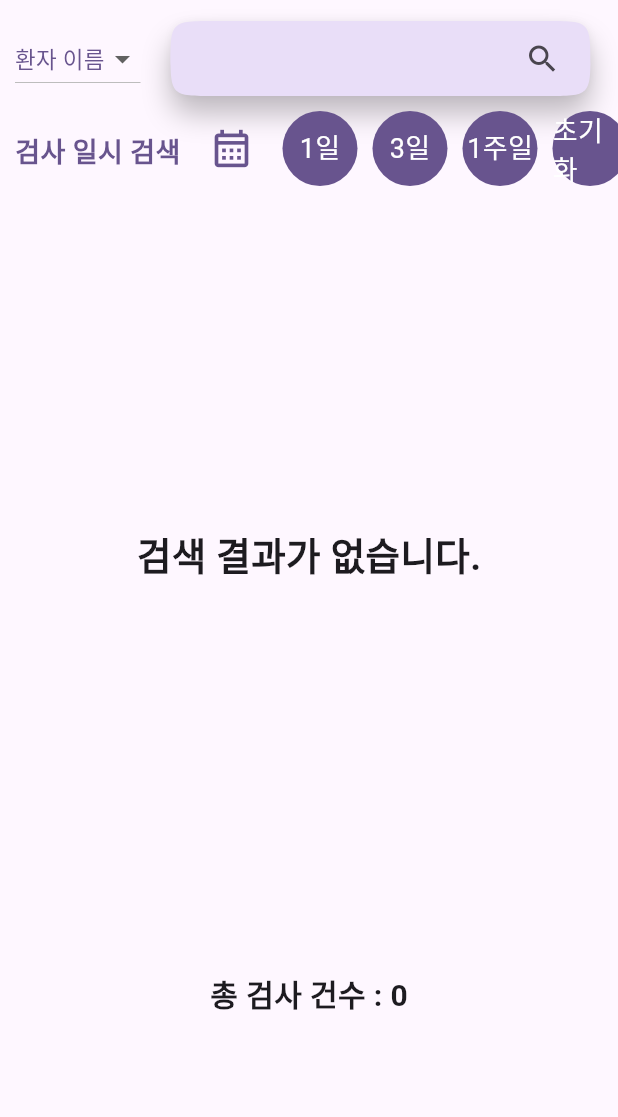
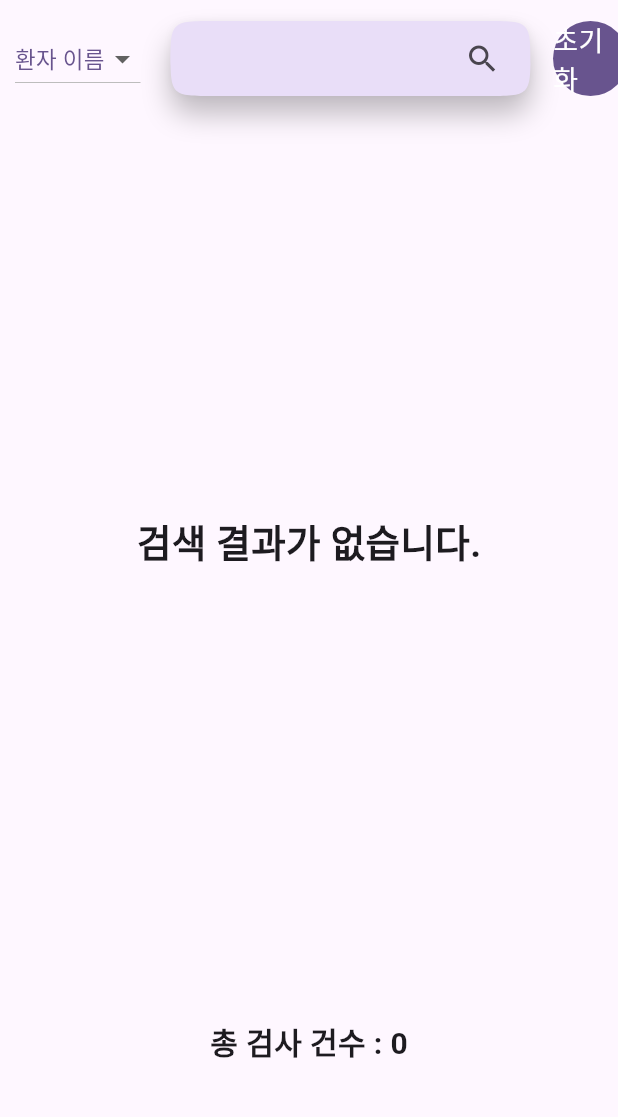
Before and after one commit to dicom-the-joeun/DICOM_PHONE, a Flutter app: the HomePage screen opened directly with empty values, on a phone screen of 412 x 824 dp, the part 84-1201 px from its top. Run offline on Flutter 3.47's test engine with Material 3 defaults, Android fonts, the phone set to English and light mode, and no system bars; our stand-ins replace cached_network_image, data_table_2, dio, flutter_dotenv, get, logger and 3 more; accounts and stored records are empty; network calls fail; statements that could not run were skipped.

Commit message:
홈페이지 디자인 변경, 검색 기능 구현 완료

```diff
--- a/lib/View/homepage.dart
+++ b/lib/View/homepage.dart
@@ -35,9 +35,36 @@ class HomePage extends StatelessWidget {
                     padding: const EdgeInsets.all(10.0),
                     child: homePageSearchBar(context: context, homePageController: homepageController),
                   ),
+                  Padding(
+                    padding: const EdgeInsets.fromLTRB(5, 0, 5, 0),
+                    child: GestureDetector(
+                      onTap: () {
+                        Get.offAll(
+                          HomePage(onChangeTheme: onChangeTheme),
+                          transition: Transition.noTransition
+                        );
+                      },
+                      child: Container(
+                        width: 50,
+                        height: 50,
+                        decoration: BoxDecoration(
+                          shape: BoxShape.circle,
+                          color: Theme.of(context).colorScheme.primary
+                        ),
+                        alignment: Alignment.center,
+                        child: Text(
+                          "초기화",
+                          style: TextStyle(
+                            color: Theme.of(context).colorScheme.onPrimary,
+                            fontSize: 18
+                          ),
+                        ),
+                      ),
+                    ),
+                  )
                 ],
               ),
-              HomePageSelectDate(onChangeTheme: onChangeTheme),
+              // HomePageSelectDate(onChangeTheme: onChangeTheme),
               HomePageDataTable(onChangeTheme: onChangeTheme),
               Obx(() => Text(
                 "\n총 검사 건수 : ${homepageController.filteredData.length}",
--- a/lib/components/HomePage/homepage_data_table.dart
+++ b/lib/components/HomePage/homepage_data_table.dart
@@ -27,7 +27,7 @@ class _HomePageDataTableState extends State<HomePageDataTable> {
   Widget build(BuildContext context) {
     return Obx(() => homepageController.filteredData.isEmpty
     ? SizedBox(
-      height: MediaQuery.of(context).size.height * 0.6,
+      height: MediaQuery.of(context).size.height * 0.7,
       width: MediaQuery.of(context).size.width,
       child: const Center(
         child: Text(
@@ -40,7 +40,7 @@ class _HomePageDataTableState extends State<HomePageDataTable> {
       )
     )
     : SizedBox(
-      height: MediaQuery.of(context).size.height * 0.6,
+      height: MediaQuery.of(context).size.height * 0.7,
       width: MediaQuery.of(context).size.width,
       child: DataTable2(
           showCheckboxColumn: false,
--- a/lib/components/HomePage/homepage_dialog_calendar.dart
+++ b/lib/components/HomePage/homepage_dialog_calendar.dart
@@ -4,6 +4,7 @@ import 'package:get/get.dart';
 import 'package:table_calendar/table_calendar.dart';
 
 homePageDialogCalendar({required BuildContext context, required HomePageController homePageController}) {
+
   return SizedBox(
       height: 400,
       child: Obx(() =>
--- a/lib/components/HomePage/homepage_searchbar.dart
+++ b/lib/components/HomePage/homepage_searchbar.dart
@@ -3,7 +3,7 @@ import 'package:flutter/material.dart';
 
 homePageSearchBar({required BuildContext context, required HomePageController homePageController}) {
   return SizedBox(
-    width: 280,
+    width: 240, // 이전 값 : 280
     height: 50,
     child: SearchBar(
       backgroundColor: MaterialStateProperty.all(
@@ -24,6 +24,14 @@ homePageSearchBar({required BuildContext context, required HomePageController ho
         // 키보드 엔터 쳤을 때
         homePageController.getFilteredData();
       },
+      onChanged: (value) {
+        if (value.isNotEmpty) {
+          homePageController.getFilteredData();
+        } else {
+          homePageController.filteredData.clear();
+          homePageController.getJSONData();
+        }
+      },
     ),
   );
 }
--- a/lib/components/HomePage/homepage_select_date.dart
+++ b/lib/components/HomePage/homepage_select_date.dart
@@ -28,7 +28,6 @@ class HomePageSelectDate extends StatelessWidget {
             onPressed: () {
               showDialog(
                 context: context,
-                // builder: (context) => homePageDialog(context: context),
                 builder: (context) => const HomePageDialog(),
               );
             },
@@ -119,7 +118,6 @@ class HomePageSelectDate extends StatelessWidget {
                 HomePage(onChangeTheme: onChangeTheme),
                 transition: Transition.noTransition
               );
-
             },
             child: Container(
               width: 50,
```
Also changed, not shown: lib/VM/homepage_controller.dart (+48 -44 lines), lib/View/series_listview_page.dart (+4 -4 lines), lib/components/HomePage/dropdown_button.dart (+9 -0 lines), lib/components/HomePage/homepage_dialog.dart (+7 -1 lines), 1 other file.
